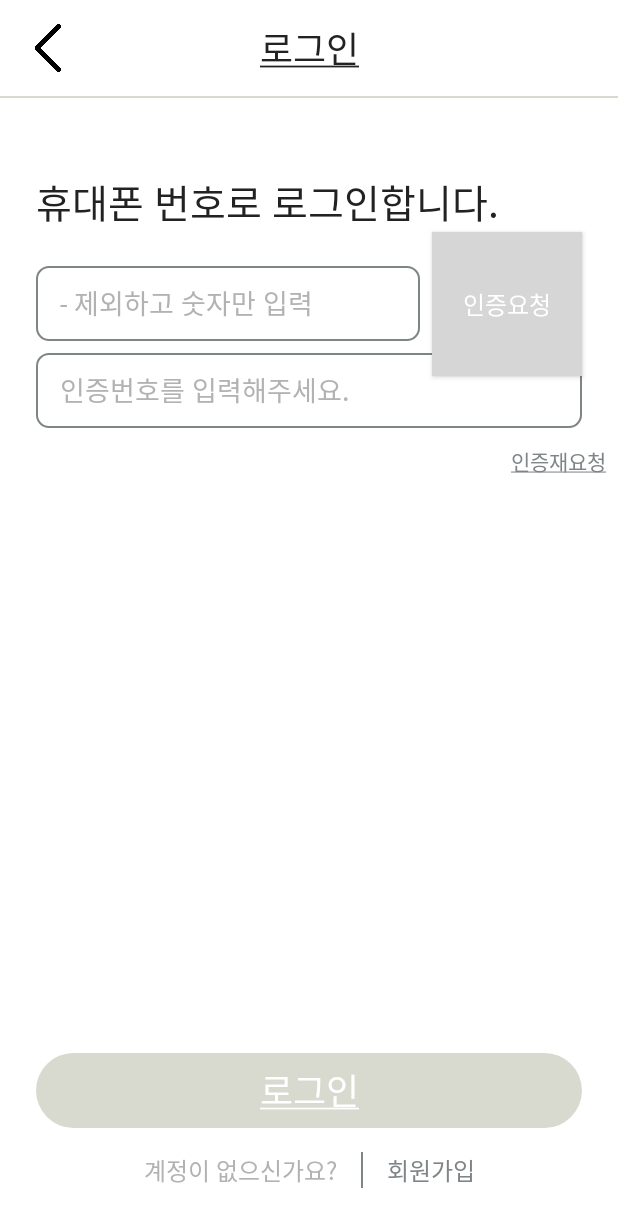
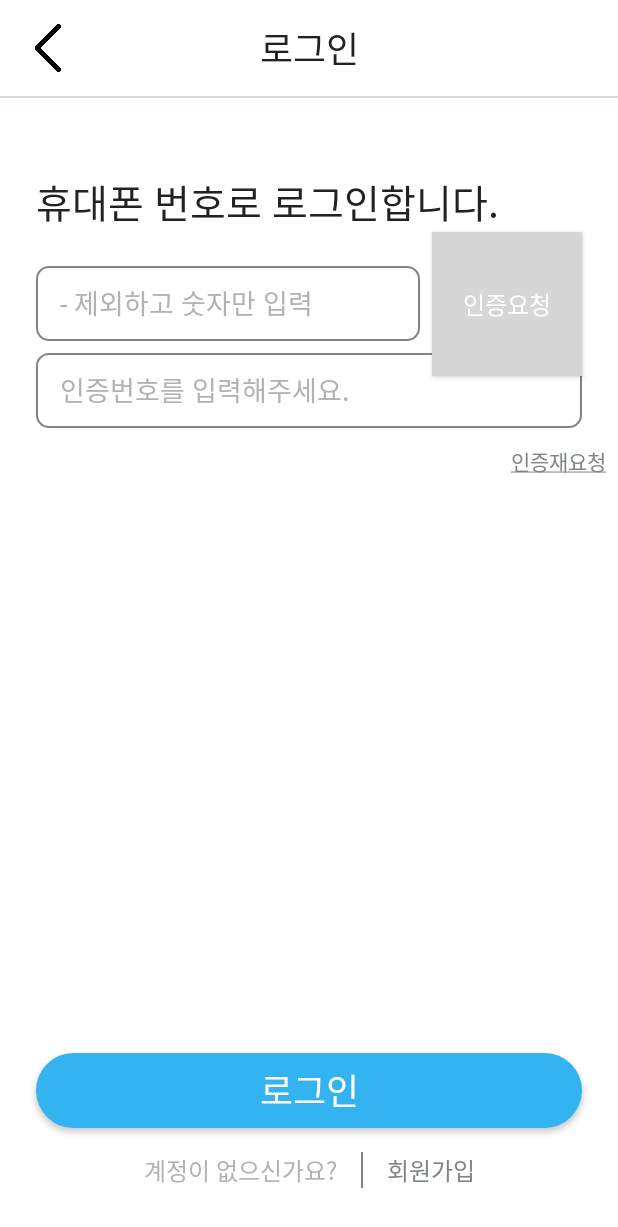
Before and after one commit to Haeeul/TA9-Term-Project, an Android app: the SignInActivity screen opened directly, with no data from a screen before it, on a phone screen of 412 x 824 dp. Shown: the top 1227 px of the screen. Run offline under Robolectric (Android 15) with nearby library versions, the phone set to English and light mode, and no system bars; our stand-ins replace data binding.

Commit message:
[feat] #3 로그인 버튼 활성화 처리

```diff
--- a/app/src/main/AndroidManifest.xml
+++ b/app/src/main/AndroidManifest.xml
@@ -11,6 +11,7 @@
         android:roundIcon="@mipmap/ic_launcher_round"
         android:supportsRtl="true"
         android:theme="@style/Theme.MHTermApp"
+        android:name=".MHApplication"
         tools:targetApi="31">
         <activity
             android:name=".ui.sign.up.SignUpActivity"
--- a/app/src/main/res/layout/activity_sign_in.xml
+++ b/app/src/main/res/layout/activity_sign_in.xml
@@ -107,6 +107,8 @@
             android:paddingHorizontal="16dp"
             android:textColorHint="@color/grey"
             android:textSize="18dp"
+            android:text="@={vm.authNumTxt}"
+            android:onTextChanged="@{vm::inputAuthNum}"
             app:layout_constraintEnd_toEndOf="@+id/btn_sign_in_request_auth"
             app:layout_constraintStart_toStartOf="@+id/edt_sign_in_phone"
             app:layout_constraintTop_toBottomOf="@+id/edt_sign_in_phone" />
@@ -135,7 +137,7 @@
             style="@style/MediumText"
             android:textSize="16dp"
             android:textColor="@color/red"
-            android:visibility="@{vm.isValidAuth ? View.VISIBLE : View.INVISIBLE}"
+            android:visibility="@{vm.isValidNotice ? View.VISIBLE : View.INVISIBLE}"
             app:layout_constraintStart_toStartOf="@+id/edt_sigh_in_auth_num"
             app:layout_constraintTop_toBottomOf="@+id/edt_sigh_in_auth_num" />
 
@@ -160,9 +162,10 @@
             android:layout_marginEnd="24dp"
             android:layout_marginBottom="16dp"
             android:background="@drawable/selector_sign_btn"
-            android:enabled="false"
             android:text="@string/txt_sign_in"
             android:textColor="@color/white"
+            android:enabled="@{vm.isValidAuth}"
+            android:onClick="checkAuth"
             app:layout_constraintBottom_toTopOf="@+id/textView4"
             app:layout_constraintEnd_toEndOf="parent"
             app:layout_constraintStart_toStartOf="parent" />
--- a/app/src/main/res/values/strings.xml
+++ b/app/src/main/res/values/strings.xml
@@ -3,7 +3,7 @@
 
     <!-- sign home-->
     <string name="txt_sign_up">회원가입</string>
-    <string name="txt_sign_in"><u>로그인</u></string>
+    <string name="txt_sign_in">로그인</string>
     <string name="txt_sign_skip">둘러보기</string>
 
     <!-- phone auth -->
```
Also changed, not shown: app/src/main/java/com/example/mh_term_app/ui/sign/SignViewModel.kt (+38 -3 lines), app/src/main/java/com/example/mh_term_app/ui/sign/in/SignInActivity.kt (+6 -2 lines).
